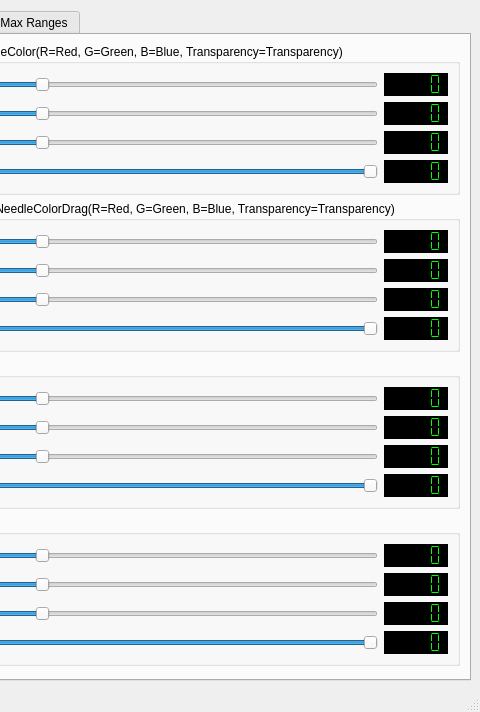
StefanHol/AnalogGaugeWidgetPyQt, file analoggaugewidget_demo.ui: the form before one commit; both pictures show x 800 to 1280 and y 0 to 712 of the 1280 by 712 pixel window.
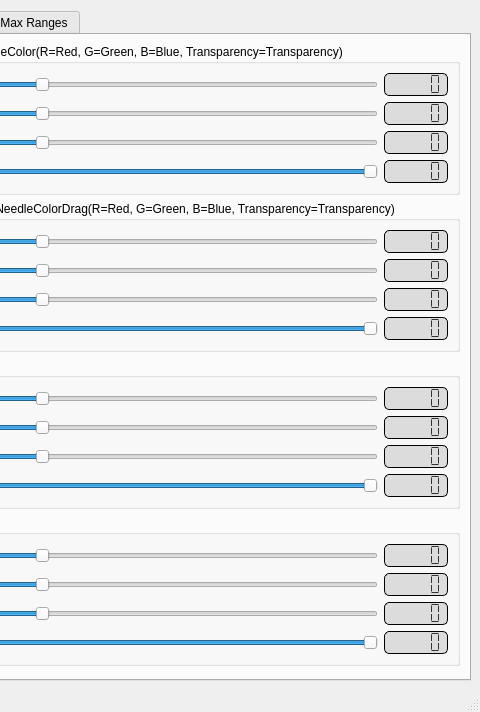
The form after the commit. The open tabs and pages were chosen to show the change. Custom widgets are drawn as their Qt base class.

Commit message: changed LCD Display style add another demo image

What changed in the file:
```diff
--- a/analoggaugewidget_demo.ui
+++ b/analoggaugewidget_demo.ui
@@ -534,9 +534,12 @@
                     </font>
                    </property>
                    <property name="styleSheet">
-                    <string notr="true">
-background-color: rgb(0, 0, 0);
-color: rgb(0, 255, 0);</string>
+                    <string notr="true">QLCDNumber {
+	border: 1px solid black;
+	border-radius: 5px;
+	background-color: rgb(220, 220, 220);
+	color: rgb(50, 50, 50);
+}</string>
                    </property>
                    <property name="frameShape">
                     <enum>QFrame::NoFrame</enum>
@@ -580,9 +583,12 @@
                     </font>
                    </property>
                    <property name="styleSheet">
-                    <string notr="true">
-background-color: rgb(0, 0, 0);
-color: rgb(0, 255, 0);</string>
+                    <string notr="true">QLCDNumber {
+	border: 1px solid black;
+	border-radius: 5px;
+	background-color: rgb(220, 220, 220);
+	color: rgb(50, 50, 50);
+}</string>
                    </property>
                    <property name="frameShape">
                     <enum>QFrame::NoFrame</enum>
@@ -606,9 +612,12 @@
                     </font>
                    </property>
                    <property name="styleSheet">
-                    <string notr="true">
-background-color: rgb(0, 0, 0);
-color: rgb(0, 255, 0);</string>
+                    <string notr="true">QLCDNumber {
+	border: 1px solid black;
+	border-radius: 5px;
+	background-color: rgb(220, 220, 220);
+	color: rgb(50, 50, 50);
+}</string>
                    </property>
                    <property name="frameShape">
                     <enum>QFrame::NoFrame</enum>
@@ -665,9 +674,12 @@
                     </font>
                    </property>
                    <property name="styleSheet">
-                    <string notr="true">
-background-color: rgb(0, 0, 0);
-color: rgb(0, 255, 0);</string>
+                    <string notr="true">QLCDNumber {
+	border: 1px solid black;
+	border-radius: 5px;
+	background-color: rgb(220, 220, 220);
+	color: rgb(50, 50, 50);
+}</string>
                    </property>
                    <property name="frameShape">
                     <enum>QFrame::NoFrame</enum>
@@ -731,9 +743,12 @@
                     </font>
                    </property>
                    <property name="styleSheet">
-                    <string notr="true">
-background-color: rgb(0, 0, 0);
-color: rgb(0, 255, 0);</string>
+                    <string notr="true">QLCDNumber {
+	border: 1px solid black;
+	border-radius: 5px;
+	background-color: rgb(220, 220, 220);
+	color: rgb(50, 50, 50);
+}</string>
                    </property>
                    <property name="frameShape">
                     <enum>QFrame::NoFrame</enum>
@@ -777,9 +792,12 @@
                     </font>
                    </property>
                    <property name="styleSheet">
-                    <string notr="true">
-background-color: rgb(0, 0, 0);
-color: rgb(0, 255, 0);</string>
+                    <string notr="true">QLCDNumber {
+	border: 1px solid black;
+	border-radius: 5px;
+	background-color: rgb(220, 220, 220);
+	color: rgb(50, 50, 50);
+}</string>
                    </property>
                    <property name="frameShape">
                     <enum>QFrame::NoFrame</enum>
@@ -803,9 +821,12 @@
                     </font>
                    </property>
                    <property name="styleSheet">
-                    <string notr="true">
-background-color: rgb(0, 0, 0);
-color: rgb(0, 255, 0);</string>
+                    <string notr="true">QLCDNumber {
+	border: 1px solid black;
+	border-radius: 5px;
+	background-color: rgb(220, 220, 220);
+	color: rgb(50, 50, 50);
+}</string>
                    </property>
                    <property name="frameShape">
                     <enum>QFrame::NoFrame</enum>
@@ -862,9 +883,12 @@
                     </font>
                    </property>
                    <property name="styleSheet">
-                    <string notr="true">
-background-color: rgb(0, 0, 0);
-color: rgb(0, 255, 0);</string>
+                    <string notr="true">QLCDNumber {
+	border: 1px solid black;
+	border-radius: 5px;
+	background-color: rgb(220, 220, 220);
+	color: rgb(50, 50, 50);
+}</string>
                    </property>
                    <property name="frameShape">
                     <enum>QFrame::NoFrame</enum>
@@ -928,9 +952,12 @@
                     </font>
                    </property>
                    <property name="styleSheet">
-                    <string notr="true">
-background-color: rgb(0, 0, 0);
-color: rgb(0, 255, 0);</string>
+                    <string notr="true">QLCDNumber {
+	border: 1px solid black;
+	border-radius: 5px;
+	background-color: rgb(220, 220, 220);
+	color: rgb(50, 50, 50);
+}</string>
                    </property>
                    <property name="frameShape">
                     <enum>QFrame::NoFrame</enum>
@@ -974,9 +1001,12 @@
                     </font>
                    </property>
                    <property name="styleSheet">
-                    <string notr="true">
-background-color: rgb(0, 0, 0);
-color: rgb(0, 255, 0);</string>
+                    <string notr="true">QLCDNumber {
+	border: 1px solid black;
+	border-radius: 5px;
+	background-color: rgb(220, 220, 220);
+	color: rgb(50, 50, 50);
+}</string>
                    </property>
                    <property name="frameShape">
                     <enum>QFrame::NoFrame</enum>
@@ -1000,9 +1030,12 @@
                     </font>
                    </property>
                    <property name="styleSheet">
-                    <string notr="true">
-background-color: rgb(0, 0, 0);
-color: rgb(0, 255, 0);</string>
+                    <string notr="true">QLCDNumber {
+	border: 1px solid black;
+	border-radius: 5px;
+	background-color: rgb(220, 220, 220);
+	color: rgb(50, 50, 50);
+}</string>
                    </property>
                    <property name="frameShape">
                     <enum>QFrame::NoFrame</enum>
@@ -1059,9 +1092,12 @@
                     </font>
                    </property>
                    <property name="styleSheet">
-                    <string notr="true">
-background-color: rgb(0, 0, 0);
-color: rgb(0, 255, 0);</string>
+                    <string notr="true">QLCDNumber {
+	border: 1px solid black;
+	border-radius: 5px;
+	background-color: rgb(220, 220, 220);
+	color: rgb(50, 50, 50);
+}</string>
                    </property>
                    <property name="frameShape">
                     <enum>QFrame::NoFrame</enum>
@@ -1125,9 +1161,12 @@
                     </font>
                    </property>
                    <property name="styleSheet">
-                    <string notr="true">
-background-color: rgb(0, 0, 0);
-color: rgb(0, 255, 0);</string>
+                    <string notr="true">QLCDNumber {
+	border: 1px solid black;
+	border-radius: 5px;
+	background-color: rgb(220, 220, 220);
+	color: rgb(50, 50, 50);
+}</string>
                    </property>
                    <property name="frameShape">
                     <enum>QFrame::NoFrame</enum>
@@ -1171,9 +1210,12 @@
                     </font>
                    </property>
                    <property name="styleSheet">
-                    <string notr="true">
-background-color: rgb(0, 0, 0);
-color: rgb(0, 255, 0);</string>
+                    <string notr="true">QLCDNumber {
+	border: 1px solid black;
+	border-radius: 5px;
+	background-color: rgb(220, 220, 220);
+	color: rgb(50, 50, 50);
+}</string>
                    </property>
                    <property name="frameShape">
                     <enum>QFrame::NoFrame</enum>
@@ -1197,9 +1239,12 @@
                     </font>
                    </property>
                    <property name="styleSheet">
-                    <string notr="true">
-background-color: rgb(0, 0, 0);
-color: rgb(0, 255, 0);</string>
+                    <string notr="true">QLCDNumber {
+	border: 1px solid black;
+	border-radius: 5px;
+	background-color: rgb(220, 220, 220);
+	color: rgb(50, 50, 50);
+}</string>
                    </property>
                    <property name="frameShape">
                     <enum>QFrame::NoFrame</enum>
@@ -1256,9 +1301,12 @@
                     </font>
                    </property>
                    <property name="styleSheet">
-                    <string notr="true">
-background-color: rgb(0, 0, 0);
-color: rgb(0, 255, 0);</string>
+                    <string notr="true">QLCDNumber {
+	border: 1px solid black;
+	border-radius: 5px;
+	background-color: rgb(220, 220, 220);
+	color: rgb(50, 50, 50);
+}</string>
                    </property>
                    <property name="frameShape">
                     <enum>QFrame::NoFrame</enum>
```
Left out of the diff: 142 changed lines with no effect on the pictures. The commit also changes 2 other files.
